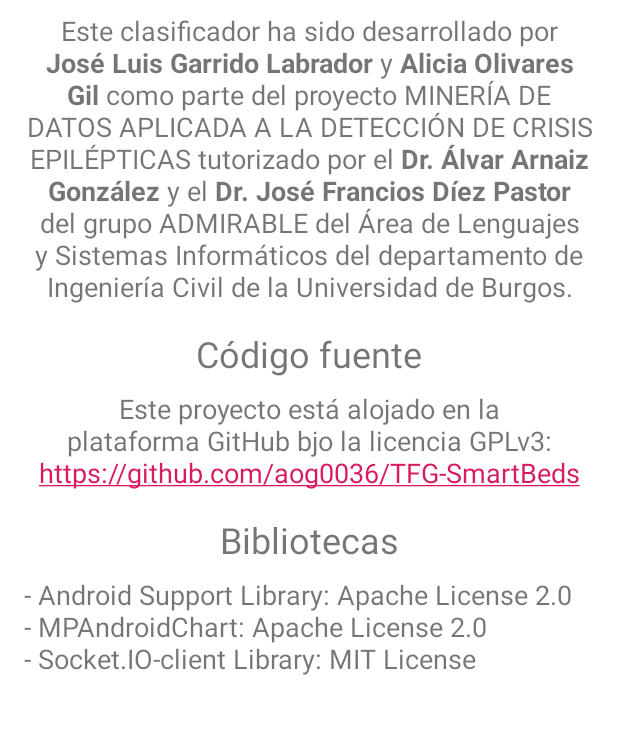
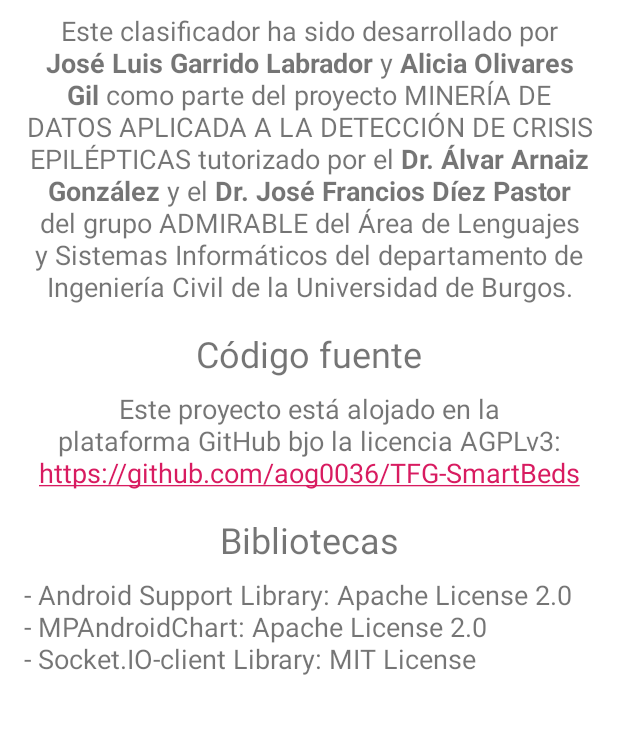
Before and after one commit to aliciaolivaresgil/TFG-SmartBeds, an Android app: the AboutActivity screen opened directly, with no data from a screen before it, on a phone screen of 412 x 824 dp, the part 344-1078 px from its top. Run offline under Robolectric (Android 15) with nearby library versions, the phone set to English and light mode, and no system bars; Roboto replaces fonts that are not available here.

Commit message:
Viabilidad legal

```diff
--- a/android/app/src/main/java/com/example/smartbeds/generalActivities/AboutActivity.java
+++ b/android/app/src/main/java/com/example/smartbeds/generalActivities/AboutActivity.java
@@ -29,7 +29,7 @@ public class AboutActivity extends AppCompatActivity {
         TextView text4 = findViewById(R.id.about_text4);
         text1.setText(Html.fromHtml("<b>"+"SmartBeds"+"</b>"+" es un detector automático de crisis epilépticas que emplea datos tomados mediante una matriz de sensores de presión instalados en un colchón. Esta aplicación Android permite gestionar los usuarios y las camas registradas y monitorizar el estado de los pacientes en tiempo real."));
         text2.setText(Html.fromHtml("Este clasificador ha sido desarrollado por "+"<b>"+"José Luis Garrido Labrador"+"</b>"+" y "+"<b>"+"Alicia Olivares Gil"+"</b>"+" como parte del proyecto MINERÍA DE DATOS APLICADA A LA DETECCIÓN DE CRISIS EPILÉPTICAS tutorizado por el "+"<b>"+"Dr. Álvar Arnaiz González"+"</b>"+" y el "+"<b>"+"Dr. José Francios Díez Pastor"+"</b>"+" del grupo ADMIRABLE del Área de Lenguajes y Sistemas Informáticos del departamento de Ingeniería Civil de la Universidad de Burgos."));
-        text3.setText("Este proyecto está alojado en la plataforma GitHub bjo la licencia GPLv3: https://github.com/aog0036/TFG-SmartBeds");
+        text3.setText("Este proyecto está alojado en la plataforma GitHub bjo la licencia AGPLv3: https://github.com/aog0036/TFG-SmartBeds");
         text4.setText(Html.fromHtml("- Android Support Library: Apache License 2.0"+"<br>"+"- MPAndroidChart: Apache License 2.0"+"<br>"+"- Socket.IO-client Library: MIT License"));
     }
 
```
Also changed, not shown: 6 other files.
